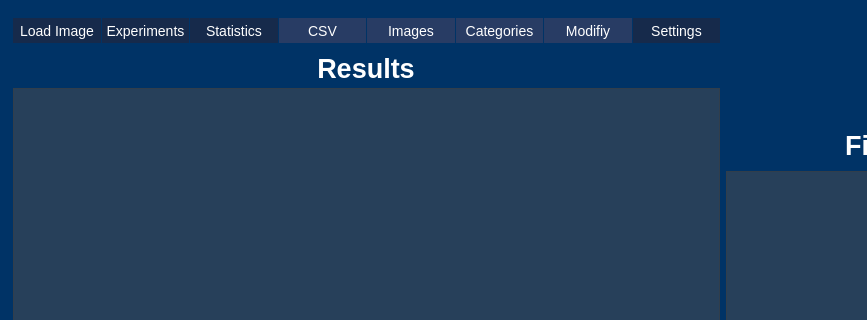
Above: gui/definitions/nucdetect.ui from SilMon/NucDetect before the change; both pictures show x 0 to 867 and y 0 to 320 of the 1039 by 800 pixel window. Below: the same form after it.
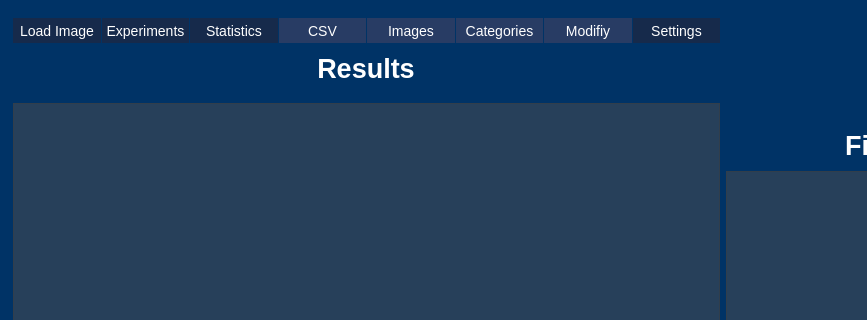
That is the form after the change. Icons and pictures are not drawn.

```diff
--- a/gui/definitions/nucdetect.ui
+++ b/gui/definitions/nucdetect.ui
@@ -261,6 +261,27 @@
           </property>
          </widget>
         </item>
+        <item>
+         <widget class="QLabel" name="lbl_exp_details">
+          <property name="sizePolicy">
+           <sizepolicy hsizetype="Preferred" vsizetype="Minimum">
+            <horstretch>0</horstretch>
+            <verstretch>0</verstretch>
+           </sizepolicy>
+          </property>
+          <property name="font">
+           <font>
+            <pointsize>10</pointsize>
+           </font>
+          </property>
+          <property name="text">
+           <string/>
+          </property>
+          <property name="margin">
+           <number>3</number>
+          </property>
+         </widget>
+        </item>
         <item>
          <widget class="QTableView" name="table_results">
           <property name="minimumSize">
```
